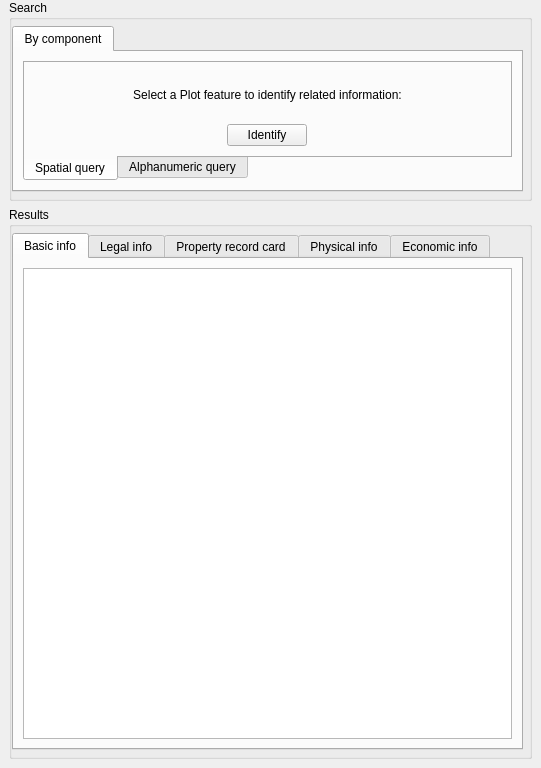
This is asistente_ladm_col/ui/dockwidgets/dockwidget_queries.ui in SwissTierrasColombia/Asistente-LADM-COL as Qt 5 draws it before an edit. The edited form follows.
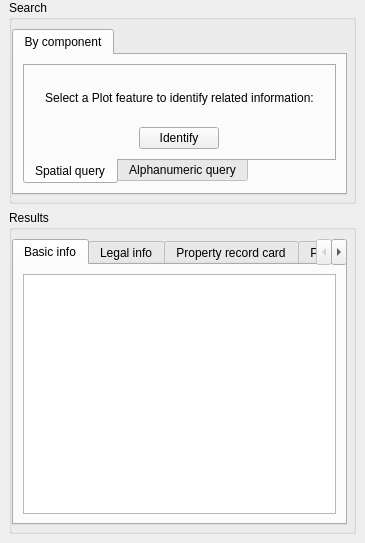
This is the edited form. Custom widgets are drawn as their Qt base class.

Commit message: [ui] Reduce the very large minimum width of Queries Dock Widget

What changed in the file:
```diff
--- a/asistente_ladm_col/ui/dockwidgets/dockwidget_queries.ui
+++ b/asistente_ladm_col/ui/dockwidgets/dockwidget_queries.ui
@@ -6,14 +6,14 @@
    <rect>
     <x>0</x>
     <y>0</y>
-    <width>541</width>
-    <height>768</height>
+    <width>365</width>
+    <height>543</height>
    </rect>
   </property>
   <property name="minimumSize">
    <size>
-    <width>541</width>
-    <height>651</height>
+    <width>365</width>
+    <height>543</height>
    </size>
   </property>
   <property name="floating">
@@ -52,7 +52,7 @@
         <number>0</number>
        </property>
        <property name="topMargin">
-        <number>6</number>
+        <number>9</number>
        </property>
        <property name="rightMargin">
         <number>6</number>
@@ -222,7 +222,7 @@
         <number>0</number>
        </property>
        <property name="topMargin">
-        <number>6</number>
+        <number>9</number>
        </property>
        <property name="rightMargin">
         <number>6</number>
```
